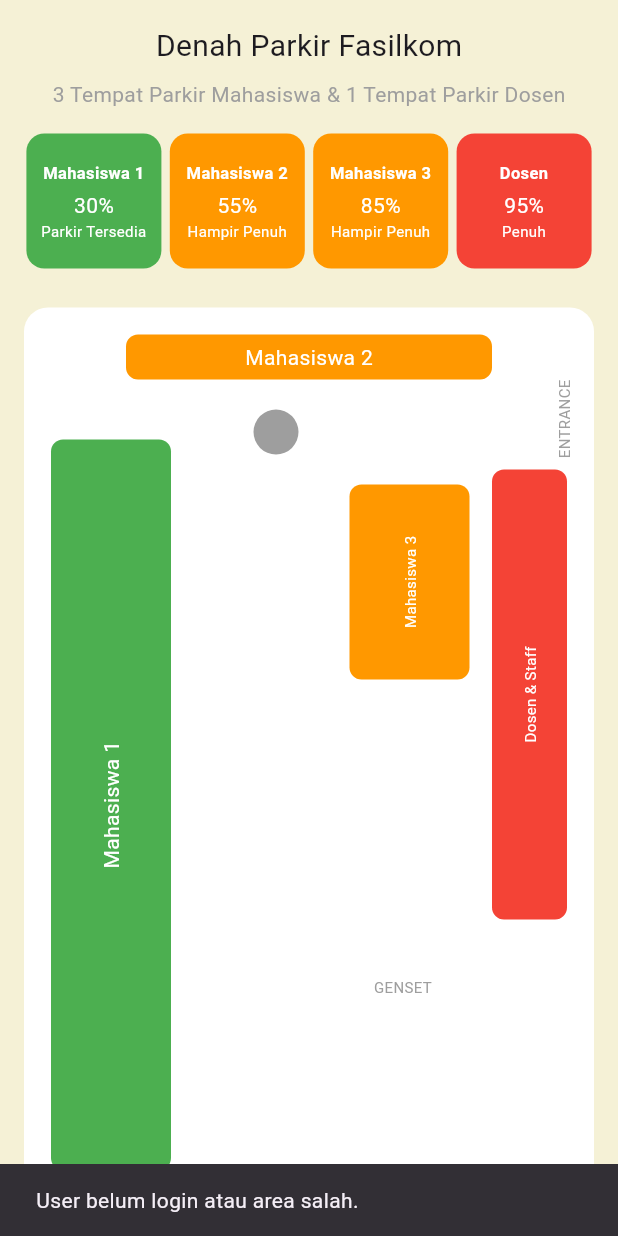
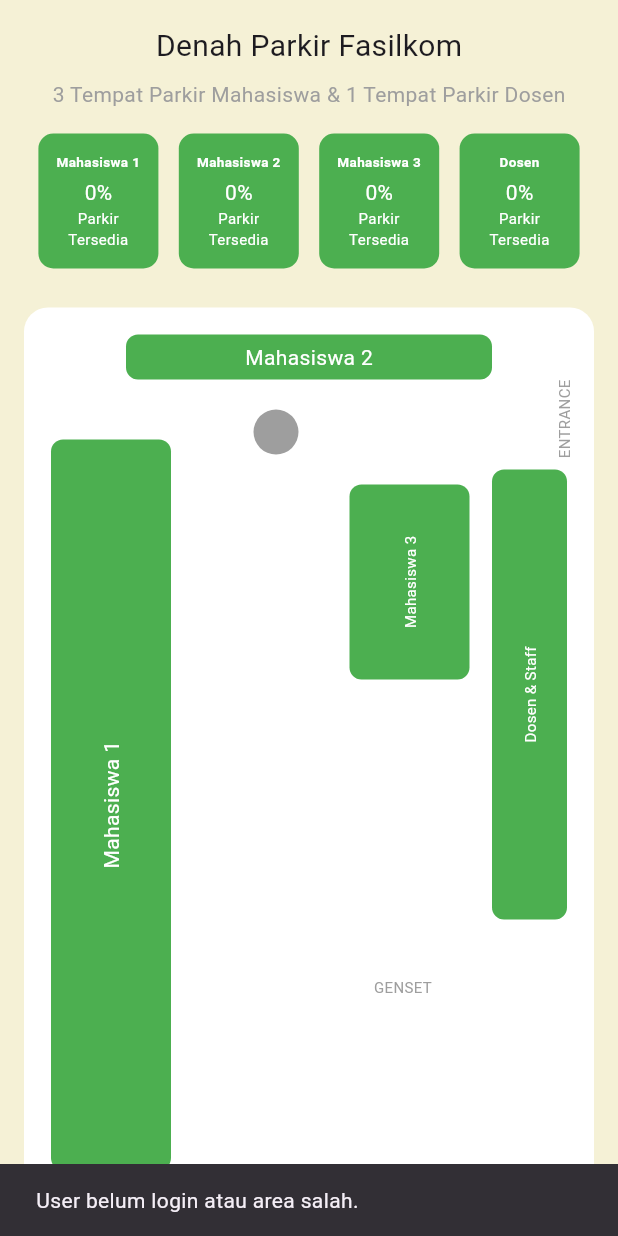
Before and after one commit to renalldi/sistem_parkir, a Flutter app: the ParkViewScreen screen opened by its route, after a tap on "Mahasiswa 2", on a phone screen of 412 x 824 dp. Run offline on Flutter 3.47's test engine with Material 3 defaults, Android fonts, the phone set to English and light mode, and no system bars; our stand-ins replace device_preview, flutter_map, flutter_secure_storage, geolocator, image_picker, latlong2 and 2 more; accounts and stored records are empty; network calls fail.

```diff
--- a/lib/providers/lost_item_provider.dart
+++ b/lib/providers/lost_item_provider.dart
@@ -4,7 +4,7 @@ import '../services/auth_service.dart'; // import AuthService
 import '../models/lost_item_model.dart';
 
 class LostItemService {
-  static const String baseUrl = 'https://192.168.111.40:7211'; // ganti ke IP HP kalau test di device
+  static const String baseUrl = 'https://fasparkbe-production.up.railway.app';
 
   // ✅ Submit laporan kehilangan (dengan ambil token otomatis)
   static Future<bool> submitLostItemReport(LostItemReport report) async {
--- a/lib/providers/park_provider.dart
+++ b/lib/providers/park_provider.dart
@@ -1,6 +1,6 @@
 import 'dart:convert';
+import 'package:flutter/material.dart';
 import 'package:http/http.dart' as http;
-import 'package:flutter/material.dart';
 import '../services/park_service.dart';
 import '../services/token_storage.dart';
 
@@ -10,40 +10,77 @@ class ParkingProvider extends ChangeNotifier {
 
   List<dynamic> get areaStatus => _areaStatus;
 
+  Map<int, int> areaOccupancy = {
+    1: 0, // Mahasiswa 1
+    2: 0, // Mahasiswa 2
+    3: 0, // Mahasiswa 3
+    4: 0, // Dosen & Staff
+  };
+
+  Map<int, int> areaCapacity = {
+    1: 50, // kapasitas Mahasiswa 1
+    2: 30,
+    3: 25,
+    4: 20, // kapasitas Dosen & Staff
+  };
+
   int? riwayatId; // ID riwayat parkir yang sedang aktif
 
   Future<void> loadStatus() async {
     _areaStatus = await _service.fetchParkingStatus();
+
+    // Reset occupancy ke nol
+    areaOccupancy.updateAll((key, value) => 0);
+
+    // Hitung ulang berdasarkan data yang didapat
+    for (var item in _areaStatus) {
+      final int areaId = item['id_Area'];
+      final int kapasitas = item['kapasitas_Area'];
+      final int terisi = item['terisi'];
+
+      areaCapacity[areaId] = kapasitas;
+      areaOccupancy[areaId] = terisi;
+    }
+
+    notifyListeners();
+  }
+
+  void updateOccupancy(int areaId, int delta) {
+    areaOccupancy[areaId] = (areaOccupancy[areaId] ?? 0) + delta;
+    if (areaOccupancy[areaId]! < 0) areaOccupancy[areaId] = 0;
     notifyListeners();
   }
 
   Future<int> parkirMasuk(int userId, int areaId) async {
     final id = await _service.parkirMasuk(userId, areaId);
     riwayatId = id;
+    updateOccupancy(areaId, 1); // tambah jumlah parkir
     await loadStatus();
     return id;
   }
 
-  Future<void> parkirKeluar(int? id) async {
+  Future<void> parkirKeluar(int? id, {int? areaId}) async {
     if (id == null) throw Exception("ID parkir tidak ditemukan");
     await _service.parkirKeluar(id);
+    if (areaId != null) {
+      updateOccupancy(areaId, -1); // kurangi jumlah parkir
+    }
     await loadStatus();
   }
 
   Future<int?> cekParkirAktif(int userId) async {
-  final url = Uri.parse('${ParkingService.baseUrl}/api/parkir/status/$userId');
-  final response = await http.get(url, headers: await TokenStorage.getAuthHeaders());
+    final url = Uri.parse('${ParkingService.baseUrl}/api/parkir/status/$userId');
+    final response = await http.get(url, headers: await TokenStorage.getAuthHeaders());
 
-  if (response.statusCode == 200) {
+    if (response.statusCode == 200) {
       final json = jsonDecode(response.body);
       if (json['active'] == true) {
-        riwayatId = json['riwayatId']; // simpan riwayat aktif!
-        return json['areaId']; // buat tandai area warna biru
+        riwayatId = json['riwayatId']; // simpan id riwayat aktif
+        return json['areaId']; // tandai area yang sedang dipakai user
       }
       return null;
     } else {
       throw Exception('Gagal cek status parkir');
     }
   }
-
 }
--- a/lib/screens/home/home_page.dart
+++ b/lib/screens/home/home_page.dart
@@ -38,6 +38,7 @@ class _HomePageState extends State<HomePage> {
       appBar: AppBar(
         title: const Text("FasPark"),
         backgroundColor: FigmaColors.primer,
+        automaticallyImplyLeading: false,
       ),
       body: _pages[_selectedIndex],
       bottomNavigationBar: BottomNavigationBar(
--- a/lib/screens/park_view_screen.dart
+++ b/lib/screens/park_view_screen.dart
@@ -5,6 +5,7 @@ import 'package:geolocator/geolocator.dart';
 import 'package:provider/provider.dart';
 import '../providers/park_provider.dart';
 import '../providers/auth_provider.dart';
+import 'package:sistem_parkir/themes/theme.dart';
 
 const bool isDevMode = true;
 
@@ -16,22 +17,21 @@ class ParkViewScreen extends StatefulWidget {
 }
 
 class _ParkViewScreenState extends State<ParkViewScreen> {
-  double studentLeft = 30;
-  double studentTop = 55;
-  double studentMiddle = 85;
-  double lecturer = 95;
-
   String? userParkedAt;
-  int? selectedAreaId; // id area yg sedang diparkir
-  bool isParked = false;
+  int? selectedAreaId;
 
   String _getNameFromAreaId(int id) {
     switch (id) {
-      case 1: return "Mahasiswa 1";
-      case 2: return "Mahasiswa 2";
-      case 3: return "Mahasiswa 3";
-      case 4: return "Dosen & Staff";
-      default: return "";
+      case 1:
+        return "Mahasiswa 1";
+      case 2:
+        return "Mahasiswa 2";
+      case 3:
+        return "Mahasiswa 3";
+      case 4:
+        return "Dosen & Staff";
+      default:
+        return "";
     }
   }
 
@@ -40,6 +40,7 @@ class _ParkViewScreenState extends State<ParkViewScreen> {
     super.initState();
     WidgetsBinding.instance.addPostFrameCallback((_) {
       _loadStatusParkir();
+      Provider.of<ParkingProvider>(context, listen: false).loadStatus();
     });
   }
 
@@ -69,29 +70,6 @@ class _ParkViewScreenState extends State<ParkViewScreen> {
     return 'Parkir Tersedia';
   }
 
-  Future<bool> isInsideFasilkomArea() async {
-    if (isDevMode) return true;
-
-    try {
-      Position position = await Geolocator.getCurrentPosition(
-        desiredAccuracy: LocationAccuracy.high,
-        timeLimit: const Duration(seconds: 10), // tambahkan timeout
-      );
-      double lat = position.latitude;
-      double lon = position.longitude;
-
-      const double fasilkomLat = -6.3628;
-      const double fasilkomLon = 106.8246;
-      const double maxDistanceInMeters = 100;
-
-      double distance = Geolocator.distanceBetween(lat, lon, fasilkomLat, fasilkomLon);
-      return distance <= maxDistanceInMeters;
-    } catch (e) {
-      print("❌ Error lokasi: $e");
-      return false;
-    }
-  }
-
   Color getColorDashboard(double percent) {
     if (percent > 90) return Colors.red;
     if (percent > 50) return Colors.orange;
@@ -103,6 +81,32 @@ class _ParkViewScreenState extends State<ParkViewScreen> {
     if (percent > 90) return Colors.red;
     if (percent > 50) return Colors.orange;
     return Colors.green;
+  }
+
+  Future<bool> isInsideFasilkomArea() async {
+    if (isDevMode) return true;
+
+    try {
+      Position position = await Geolocator.getCurrentPosition(
+        desiredAccuracy: LocationAccuracy.high,
+        timeLimit: const Duration(seconds: 10),
+      );
+      const fasilkomLat = -6.3628;
+      const fasilkomLon = 106.8246;
+      const double maxDistanceInMeters = 100;
+
+      double distance = Geolocator.distanceBetween(
+        position.latitude,
+        position.longitude,
+        fasilkomLat,
+        fasilkomLon,
+      );
+
+      return distance <= maxDistanceInMeters;
+    } catch (e) {
+      print("❌ Error lokasi: $e");
+      return false;
+    }
   }
 
   void handleTap(String name) async {
@@ -119,14 +123,11 @@ class _ParkViewScreenState extends State<ParkViewScreen> {
     final areaId = areaMapping[name];
 
     if (userId == null || areaId == null) {
-      print("⚠️ User ID atau Area ID null");
       ScaffoldMessenger.of(context).showSnackBar(
         const SnackBar(content: Text("User belum login atau area salah.")),
       );
       return;
     }
-
-    print("👆 TAP → $name (Area ID: $areaId)");
 
     if (userParkedAt == name) {
       final keluar = await showDialog<bool>(
@@ -143,9 +144,7 @@ class _ParkViewScreenState extends State<ParkViewScreen> {
 
       if (keluar == true) {
         try {
-          print("➡️ Keluar dari parkir...");
-          await provider.parkirKeluar(provider.riwayatId);
-          print("✅ Keluar sukses");
+          await provider.parkirKeluar(provider.riwayatId, areaId: areaId);
           setState(() => userParkedAt = null);
         } catch (e) {
           print("❌ Gagal keluar: $e");
@@ -165,11 +164,7 @@ class _ParkViewScreenState extends State<ParkViewScreen> {
       );
 
       if (masuk == true) {
-        try {
-          print("📡 Mengecek lokasi...");
         final allowed = await isInsideFasilkomArea();
-          print("📍 Di area Fasilkom? $allowed");
-
         if (!allowed) {
           ScaffoldMessenger.of(context).showSnackBar(
             const SnackBar(content: Text("Kamu tidak berada di area Fasilkom!")),
@@ -177,9 +172,8 @@ class _ParkViewScreenState extends State<ParkViewScreen> {
           return;
         }
 
-          print("🚗 Mulai parkir masuk (userId: $userId, areaId: $areaId)...");
+        try {
           final riwayatId = await provider.parkirMasuk(userId, areaId);
-          print("✅ Parkir sukses. Riwayat ID: $riwayatId");
           setState(() => userParkedAt = name);
         } catch (e) {
           print("❌ Gagal parkir masuk: $e");
@@ -187,7 +181,6 @@ class _ParkViewScreenState extends State<ParkViewScreen> {
       }
     }
   }
-
 
   Widget parkingBlock({required String name, required double percent, required Widget child}) {
     return Material(
@@ -201,8 +194,49 @@ class _ParkViewScreenState extends State<ParkViewScreen> {
     );
   }
 
+  Widget buildParkingCard(String title, int areaId) {
+    final provider = Provider.of<ParkingProvider>(context);
+    final occupancy = provider.areaOccupancy[areaId] ?? 0;
+    final capacity = provider.areaCapacity[areaId] ?? 1;
+    final percent = (occupancy / capacity) * 100;
+
+    return SizedBox(
+      width: 80,
+      height: 90,
+      child: Container(
+        padding: const EdgeInsets.all(8),
+        decoration: BoxDecoration(
+          color: getColorDashboard(percent),
+          borderRadius: BorderRadius.circular(10),
+        ),
+        child: Column(
+          mainAxisAlignment: MainAxisAlignment.center,
+          children: [
+            Text(title,
+                style: const TextStyle(color: Colors.white, fontSize: 9, fontWeight: FontWeight.bold),
+                textAlign: TextAlign.center),
+            const SizedBox(height: 4),
+            Text("${percent.toInt()}%", style: const TextStyle(color: Colors.white)),
+            Text(getStatus(percent),
+                style: const TextStyle(color: Colors.white, fontSize: 10), textAlign: TextAlign.center),
+          ],
+        ),
+      ),
+    );
+  }
+
   @override
   Widget build(BuildContext context) {
+    final provider = Provider.of<ParkingProvider>(context);
+    final Map<int, int> occupancy = provider.areaOccupancy;
+    final Map<int, int> capacity = provider.areaCapacity;
+
+    double percent(int id) {
+      final cap = capacity[id] ?? 1;
+      final occ = occupancy[id] ?? 0;
+      return (occ / cap) * 100;
+    }
+
     return Scaffold(
       backgroundColor: const Color(0xFFF5F1D6),
       body: SafeArea(
@@ -218,10 +252,10 @@ class _ParkViewScreenState extends State<ParkViewScreen> {
               child: Row(
                 mainAxisAlignment: MainAxisAlignment.spaceEvenly,
                 children: [
-                  buildParkingCard("Mahasiswa 1", studentLeft),
-                  buildParkingCard("Mahasiswa 2", studentTop),
-                  buildParkingCard("Mahasiswa 3", studentMiddle),
-                  buildParkingCard("Dosen", lecturer),
+                  buildParkingCard("Mahasiswa 1", 1),
+                  buildParkingCard("Mahasiswa 2", 2),
+                  buildParkingCard("Mahasiswa 3", 3),
+                  buildParkingCard("Dosen", 4),
                 ],
               ),
             ),
@@ -245,7 +279,7 @@ class _ParkViewScreenState extends State<ParkViewScreen> {
                           height: 30,
                           child: parkingBlock(
                             name: "Mahasiswa 2",
-                            percent: studentTop,
+                            percent: percent(2),
                             child: const Text("Mahasiswa 2", style: TextStyle(color: Colors.white)),
                           ),
                         ),
@@ -259,7 +293,7 @@ class _ParkViewScreenState extends State<ParkViewScreen> {
                           quarterTurns: 3,
                           child: parkingBlock(
                             name: "Mahasiswa 1",
-                            percent: studentLeft,
+                            percent: percent(1),
                             child: const Text("Mahasiswa 1", style: TextStyle(color: Colors.white)),
                           ),
                         ),
@@ -273,7 +307,7 @@ class _ParkViewScreenState extends State<ParkViewScreen> {
                           quarterTurns: 3,
                           child: parkingBlock(
                             name: "Mahasiswa 3",
-                            percent: studentMiddle,
+                            percent: percent(3),
                             child: const Text("Mahasiswa 3", style: TextStyle(color: Colors.white, fontSize: 10)),
                           ),
                         ),
@@ -287,7 +321,7 @@ class _ParkViewScreenState extends State<ParkViewScreen> {
                           quarterTurns: 3,
                           child: parkingBlock(
                             name: "Dosen & Staff",
-                            percent: lecturer,
+                            percent: percent(4),
                             child: const Text("Dosen & Staff", style: TextStyle(color: Colors.white, fontSize: 10)),
                           ),
                         ),
@@ -325,38 +359,8 @@ class _ParkViewScreenState extends State<ParkViewScreen> {
             if (userParkedAt != null)
               Padding(
                 padding: const EdgeInsets.all(12),
-                child: Text("Anda parkir di $userParkedAt", style: const TextStyle(color: Colors.blue, fontWeight: FontWeight.bold)),
-              ),
-          ],
-        ),
-      ),
-    );
-  }
-
-  Widget buildParkingCard(String title, double percent) {
-    return SizedBox(
-      width: 90,
-      height: 90,
-      child: Container(
-        padding: const EdgeInsets.all(8),
-        decoration: BoxDecoration(
-          color: getColorDashboard(percent),
-          borderRadius: BorderRadius.circular(12),
-        ),
-        child: Column(
-          mainAxisAlignment: MainAxisAlignment.center,
-          children: [
-            Text(
-              title,
-              style: const TextStyle(color: Colors.white, fontSize: 11, fontWeight: FontWeight.bold),
-              textAlign: TextAlign.center,
-            ),
-            const SizedBox(height: 4),
-            Text("${percent.toInt()}%", style: const TextStyle(color: Colors.white)),
-            Text(
-              getStatus(percent),
-              style: const TextStyle(color: Colors.white, fontSize: 10),
-              textAlign: TextAlign.center,
+                child: Text("Anda parkir di $userParkedAt",
+                    style: const TextStyle(color: Colors.blue, fontWeight: FontWeight.bold)),
               ),
           ],
         ),
--- a/lib/services/lost_item_service.dart
+++ b/lib/services/lost_item_service.dart
@@ -4,7 +4,7 @@ import 'package:http/http.dart' as http;
 import '../models/lost_item_model.dart';
 
 class LostItemService {
-  static const String baseUrl = 'https://192.168.111.40:7211';
+  static const String baseUrl = 'https://fasparkbe-production.up.railway.app';
 
   static Future<bool> submitLostItemReport(LostItemReport report, String token) async {
     final url = Uri.parse('$baseUrl/api/Record');
--- a/lib/services/park_service.dart
+++ b/lib/services/park_service.dart
@@ -3,7 +3,7 @@ import 'package:http/http.dart' as http;
 import 'token_storage.dart';
 
 class ParkingService {
-  static const String baseUrl = 'https://192.168.111.40:7211';
+  static const String baseUrl = 'https://fasparkbe-production.up.railway.app';
 
   Future<List<dynamic>> fetchParkingStatus() async {
     final response = await http.get(Uri.parse('$baseUrl/api/parkir/area-status'));
--- a/lib/services/parking_report_service.dart
+++ b/lib/services/parking_report_service.dart
@@ -6,7 +6,7 @@ import 'package:http_parser/http_parser.dart' as http_parser;
 
   class ParkingReportService {
   static const String baseUrl =
-      String.fromEnvironment('BASE_URL', defaultValue: 'https://192.168.111.40:7211');
+      String.fromEnvironment('BASE_URL', defaultValue: 'https://fasparkbe-production.up.railway.app');
 
 
   /// Ambil record berdasarkan ID
--- a/lib/services/report_service.dart
+++ b/lib/services/report_service.dart
@@ -6,7 +6,7 @@ import 'package:http_parser/http_parser.dart';
 import 'package:sistem_parkir/models/parking_report_model.dart';
 
 class ReportService {
-  static const String baseUrl = "https://192.168.111.40:7211/api/Report";
+  static const String baseUrl = "https://fasparkbe-production.up.railway.app";
 
   /// 🔸 Kirim laporan kendaraan
   static Future<int?> submitReport({
--- a/lib/services/token_storage.dart
+++ b/lib/services/token_storage.dart
@@ -31,7 +31,8 @@ class TokenStorage {
   }
 
   static Future<Map<String, String>> getAuthHeaders() async {
-    final token = await getToken(); // gunakan fungsi getToken yang sudah dibuat
+    final token = await getToken();
+    print("Token yang digunakan: $token");
 
     if (token == null) throw Exception("Token tidak ditemukan");
 
```
Also changed, not shown: lib/screens/record/record_screen.dart (+175 -148 lines), lib/services/auth_service.dart (+18 -7 lines), lib/services/user_service.dart (+24 -28 lines). Lines whose indentation alone changed are shown as unchanged.
